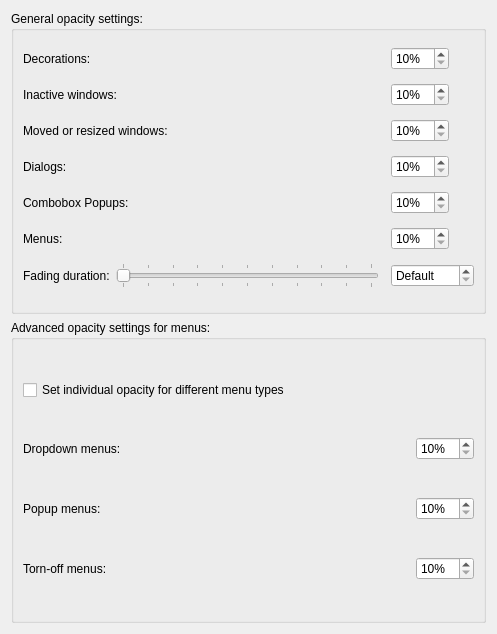
KDE/kwin, file effects/maketransparent_config.ui: the form before one commit.
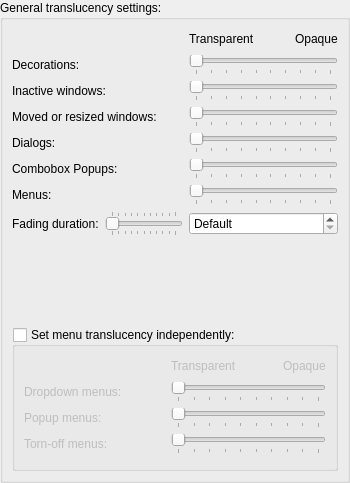
The form after the commit.

Commit message: Patch from Will Stephenson to use 'translucency' consistently and some tweaks.

Diff of the .ui file:
```diff
--- a/effects/maketransparent_config.ui
+++ b/effects/maketransparent_config.ui
@@ -5,133 +5,57 @@
    <rect>
     <x>0</x>
     <y>0</y>
-    <width>497</width>
-    <height>634</height>
+    <width>350</width>
+    <height>483</height>
    </rect>
   </property>
   <property name="windowTitle" >
    <string>Translucency</string>
   </property>
   <layout class="QGridLayout" name="gridLayout_3" >
-   <item row="1" column="0" >
-    <widget class="QGroupBox" name="groupBox" >
-     <property name="title" >
-      <string>Advanced opacity settings for menus:</string>
-     </property>
-     <layout class="QGridLayout" name="gridLayout_2" >
-      <item row="0" column="0" colspan="2" >
-       <widget class="QCheckBox" name="individualmenuconfig" >
-        <property name="text" >
-         <string>Set individual opacity for different menu types</string>
-        </property>
-       </widget>
-      </item>
+   <property name="margin" >
+    <number>0</number>
+   </property>
       <item row="1" column="0" >
-       <widget class="QLabel" name="dropdownmenus_label" >
-        <property name="sizePolicy" >
-         <sizepolicy vsizetype="Preferred" hsizetype="MinimumExpanding" >
-          <horstretch>0</horstretch>
-          <verstretch>0</verstretch>
-         </sizepolicy>
-        </property>
-        <property name="text" >
-         <string>Dropdown menus:</string>
-        </property>
-       </widget>
-      </item>
-      <item row="1" column="1" >
-       <widget class="QSpinBox" name="dropdownmenus" >
-        <property name="sizePolicy" >
-         <sizepolicy vsizetype="Fixed" hsizetype="Fixed" >
-          <horstretch>0</horstretch>
-          <verstretch>0</verstretch>
-         </sizepolicy>
-        </property>
-        <property name="suffix" >
-         <string>%</string>
-        </property>
-        <property name="minimum" >
-         <number>10</number>
-        </property>
-        <property name="maximum" >
-         <number>100</number>
-        </property>
-       </widget>
-      </item>
-      <item row="2" column="0" >
-       <widget class="QLabel" name="popupmenus_label" >
-        <property name="sizePolicy" >
-         <sizepolicy vsizetype="Preferred" hsizetype="MinimumExpanding" >
-          <horstretch>0</horstretch>
-          <verstretch>0</verstretch>
-         </sizepolicy>
-        </property>
-        <property name="text" >
-         <string>Popup menus:</string>
-        </property>
-       </widget>
-      </item>
-      <item row="2" column="1" >
-       <widget class="QSpinBox" name="popupmenus" >
-        <property name="sizePolicy" >
-         <sizepolicy vsizetype="Fixed" hsizetype="Fixed" >
-          <horstretch>0</horstretch>
-          <verstretch>0</verstretch>
-         </sizepolicy>
-        </property>
-        <property name="suffix" >
-         <string>%</string>
-        </property>
-        <property name="minimum" >
-         <number>10</number>
-        </property>
-        <property name="maximum" >
-         <number>100</number>
-        </property>
-       </widget>
-      </item>
-      <item row="3" column="0" >
-       <widget class="QLabel" name="tornoffmenus_label" >
-        <property name="sizePolicy" >
-         <sizepolicy vsizetype="Preferred" hsizetype="MinimumExpanding" >
-          <horstretch>0</horstretch>
-          <verstretch>0</verstretch>
-         </sizepolicy>
-        </property>
-        <property name="text" >
-         <string>Torn-off menus:</string>
-        </property>
-       </widget>
-      </item>
-      <item row="3" column="1" >
-       <widget class="QSpinBox" name="tornoffmenus" >
-        <property name="sizePolicy" >
-         <sizepolicy vsizetype="Fixed" hsizetype="Fixed" >
-          <horstretch>0</horstretch>
-          <verstretch>0</verstretch>
-         </sizepolicy>
-        </property>
-        <property name="suffix" >
-         <string>%</string>
-        </property>
-        <property name="minimum" >
-         <number>10</number>
-        </property>
-        <property name="maximum" >
-         <number>100</number>
-        </property>
-       </widget>
-      </item>
-     </layout>
-    </widget>
-   </item>
-   <item row="0" column="0" >
     <widget class="QGroupBox" name="m_opacityGroupBox" >
      <property name="title" >
-      <string>General opacity settings:</string>
+      <string>General translucency settings:</string>
      </property>
+     <layout class="QVBoxLayout" name="verticalLayout" >
+      <item>
      <layout class="QGridLayout" name="gridLayout" >
-      <item row="0" column="0" colspan="2" >
+        <item row="0" column="1" >
+         <layout class="QHBoxLayout" name="horizontalLayout_2" >
+          <item>
+           <widget class="QLabel" name="label_2" >
+            <property name="text" >
+             <string>Transparent</string>
+            </property>
+           </widget>
+          </item>
+          <item>
+           <spacer name="horizontalSpacer" >
+            <property name="orientation" >
+             <enum>Qt::Horizontal</enum>
+            </property>
+            <property name="sizeHint" stdset="0" >
+             <size>
+              <width>40</width>
+              <height>20</height>
+             </size>
+            </property>
+           </spacer>
+          </item>
+          <item>
+           <widget class="QLabel" name="label_3" >
+            <property name="text" >
+             <string>Opaque</string>
+            </property>
+           </widget>
+          </item>
+         </layout>
+        </item>
+        <item row="1" column="0" >
        <widget class="QLabel" name="decorations_label" >
         <property name="sizePolicy" >
          <sizepolicy vsizetype="Preferred" hsizetype="MinimumExpanding" >
@@ -144,26 +68,26 @@
         </property>
        </widget>
       </item>
-      <item row="0" column="2" >
-       <widget class="QSpinBox" name="decorations" >
-        <property name="sizePolicy" >
-         <sizepolicy vsizetype="Fixed" hsizetype="Fixed" >
-          <horstretch>0</horstretch>
-          <verstretch>0</verstretch>
-         </sizepolicy>
-        </property>
-        <property name="suffix" >
-         <string>%</string>
-        </property>
+        <item row="1" column="1" >
+         <widget class="QSlider" name="decorations" >
         <property name="minimum" >
          <number>10</number>
         </property>
         <property name="maximum" >
          <number>100</number>
         </property>
-       </widget>
-      </item>
-      <item row="1" column="0" colspan="2" >
+          <property name="orientation" >
+           <enum>Qt::Horizontal</enum>
+          </property>
+          <property name="tickPosition" >
+           <enum>QSlider::TicksBelow</enum>
+          </property>
+          <property name="tickInterval" >
+           <number>10</number>
+          </property>
+         </widget>
+        </item>
+        <item row="2" column="0" >
        <widget class="QLabel" name="inactive_label" >
         <property name="sizePolicy" >
          <sizepolicy vsizetype="Preferred" hsizetype="MinimumExpanding" >
@@ -176,26 +100,26 @@
         </property>
        </widget>
       </item>
-      <item row="1" column="2" >
-       <widget class="QSpinBox" name="inactive" >
-        <property name="sizePolicy" >
-         <sizepolicy vsizetype="Fixed" hsizetype="Fixed" >
-          <horstretch>0</horstretch>
-          <verstretch>0</verstretch>
-         </sizepolicy>
-        </property>
-        <property name="suffix" >
-         <string>%</string>
-        </property>
+        <item row="2" column="1" >
+         <widget class="QSlider" name="inactive" >
         <property name="minimum" >
          <number>10</number>
         </property>
         <property name="maximum" >
          <number>100</number>
         </property>
-       </widget>
-      </item>
-      <item row="2" column="0" colspan="2" >
+          <property name="orientation" >
+           <enum>Qt::Horizontal</enum>
+          </property>
+          <property name="tickPosition" >
+           <enum>QSlider::TicksBelow</enum>
+          </property>
+          <property name="tickInterval" >
+           <number>10</number>
+          </property>
+         </widget>
+        </item>
+        <item row="3" column="0" >
        <widget class="QLabel" name="moveresize_label" >
         <property name="sizePolicy" >
          <sizepolicy vsizetype="Preferred" hsizetype="MinimumExpanding" >
@@ -208,26 +132,26 @@
         </property>
        </widget>
       </item>
-      <item row="2" column="2" >
-       <widget class="QSpinBox" name="moveresize" >
-        <property name="sizePolicy" >
-         <sizepolicy vsizetype="Fixed" hsizetype="Fixed" >
-          <horstretch>0</horstretch>
-          <verstretch>0</verstretch>
-         </sizepolicy>
-        </property>
-        <property name="suffix" >
-         <string>%</string>
-        </property>
+        <item row="3" column="1" >
+         <widget class="QSlider" name="moveresize" >
         <property name="minimum" >
          <number>10</number>
         </property>
         <property name="maximum" >
          <number>100</number>
         </property>
-       </widget>
-      </item>
-      <item row="3" column="0" colspan="2" >
+          <property name="orientation" >
+           <enum>Qt::Horizontal</enum>
+          </property>
+          <property name="tickPosition" >
+           <enum>QSlider::TicksBelow</enum>
+          </property>
+          <property name="tickInterval" >
+           <number>10</number>
+          </property>
+         </widget>
+        </item>
+        <item row="4" column="0" >
        <widget class="QLabel" name="dialogs_label" >
         <property name="sizePolicy" >
          <sizepolicy vsizetype="Preferred" hsizetype="MinimumExpanding" >
@@ -240,26 +164,26 @@
         </property>
        </widget>
       </item>
-      <item row="3" column="2" >
-       <widget class="QSpinBox" name="dialogs" >
-        <property name="sizePolicy" >
-         <sizepolicy vsizetype="Fixed" hsizetype="Fixed" >
-          <horstretch>0</horstretch>
-          <verstretch>0</verstretch>
-         </sizepolicy>
-        </property>
-        <property name="suffix" >
-         <string>%</string>
-        </property>
+        <item row="4" column="1" >
+         <widget class="QSlider" name="dialogs" >
         <property name="minimum" >
          <number>10</number>
         </property>
         <property name="maximum" >
          <number>100</number>
         </property>
-       </widget>
-      </item>
-      <item row="4" column="0" colspan="2" >
+          <property name="orientation" >
+           <enum>Qt::Horizontal</enum>
+          </property>
+          <property name="tickPosition" >
+           <enum>QSlider::TicksBelow</enum>
+          </property>
+          <property name="tickInterval" >
+           <number>10</number>
+          </property>
+         </widget>
+        </item>
+        <item row="5" column="0" >
        <widget class="QLabel" name="comboboxpopup_label" >
         <property name="sizePolicy" >
          <sizepolicy vsizetype="Preferred" hsizetype="MinimumExpanding" >
@@ -272,26 +196,26 @@
         </property>
        </widget>
       </item>
-      <item row="4" column="2" >
-       <widget class="QSpinBox" name="comboboxpopup" >
-        <property name="sizePolicy" >
-         <sizepolicy vsizetype="Fixed" hsizetype="Fixed" >
-          <horstretch>0</horstretch>
-          <verstretch>0</verstretch>
-         </sizepolicy>
-        </property>
-        <property name="suffix" >
-         <string>%</string>
-        </property>
+        <item row="5" column="1" >
+         <widget class="QSlider" name="comboboxpopup" >
         <property name="minimum" >
          <number>10</number>
         </property>
         <property name="maximum" >
          <number>100</number>
         </property>
-       </widget>
-      </item>
-      <item row="5" column="0" colspan="2" >
+          <property name="orientation" >
+           <enum>Qt::Horizontal</enum>
+          </property>
+          <property name="tickPosition" >
+           <enum>QSlider::TicksBelow</enum>
+          </property>
+          <property name="tickInterval" >
+           <number>10</number>
+          </property>
+         </widget>
+        </item>
+        <item row="6" column="0" >
        <widget class="QLabel" name="menus_label" >
         <property name="sizePolicy" >
          <sizepolicy vsizetype="Preferred" hsizetype="MinimumExpanding" >
@@ -304,26 +228,26 @@
         </property>
        </widget>
       </item>
-      <item row="5" column="2" >
-       <widget class="QSpinBox" name="menus" >
-        <property name="sizePolicy" >
-         <sizepolicy vsizetype="Fixed" hsizetype="Fixed" >
-          <horstretch>0</horstretch>
-          <verstretch>0</verstretch>
-         </sizepolicy>
-        </property>
-        <property name="suffix" >
-         <string>%</string>
-        </property>
+        <item row="6" column="1" >
+         <widget class="QSlider" name="menus" >
         <property name="minimum" >
          <number>10</number>
         </property>
         <property name="maximum" >
          <number>100</number>
         </property>
-       </widget>
-      </item>
-      <item row="6" column="0" >
+          <property name="orientation" >
+           <enum>Qt::Horizontal</enum>
+          </property>
+          <property name="tickPosition" >
+           <enum>QSlider::TicksBelow</enum>
+          </property>
+          <property name="tickInterval" >
+           <number>10</number>
+          </property>
+         </widget>
+        </item>
+        <item row="7" column="0" >
        <layout class="QHBoxLayout" name="horizontalLayout" >
         <item>
          <widget class="QLabel" name="label" >
@@ -359,7 +283,7 @@
         </item>
        </layout>
       </item>
-      <item row="6" column="2" >
+        <item row="7" column="1" >
        <widget class="QSpinBox" name="duration" >
         <property name="minimumSize" >
          <size>
@@ -382,6 +306,182 @@
        </widget>
       </item>
      </layout>
+      </item>
+      <item>
+       <spacer name="verticalSpacer_2" >
+        <property name="orientation" >
+         <enum>Qt::Vertical</enum>
+        </property>
+        <property name="sizeHint" stdset="0" >
+         <size>
+          <width>20</width>
+          <height>40</height>
+         </size>
+        </property>
+       </spacer>
+      </item>
+      <item>
+       <widget class="QGroupBox" name="individualmenuconfig" >
+        <property name="title" >
+         <string>Set menu translucency independently:</string>
+        </property>
+        <property name="checkable" >
+         <bool>true</bool>
+        </property>
+        <property name="checked" >
+         <bool>false</bool>
+        </property>
+        <layout class="QVBoxLayout" name="verticalLayout_2" >
+         <item>
+          <layout class="QGridLayout" name="gridLayout_2" >
+           <item row="0" column="1" >
+            <layout class="QHBoxLayout" name="horizontalLayout_4" >
+             <item>
+              <widget class="QLabel" name="label_6" >
+               <property name="text" >
+                <string>Transparent</string>
+               </property>
+              </widget>
+             </item>
+             <item>
+              <spacer name="horizontalSpacer" >
+               <property name="orientation" >
+                <enum>Qt::Horizontal</enum>
+               </property>
+               <property name="sizeHint" stdset="0" >
+                <size>
+                 <width>40</width>
+                 <height>20</height>
+                </size>
+               </property>
+              </spacer>
+             </item>
+             <item>
+              <widget class="QLabel" name="label_7" >
+               <property name="text" >
+                <string>Opaque</string>
+               </property>
+              </widget>
+             </item>
+            </layout>
+           </item>
+           <item row="1" column="0" >
+            <widget class="QLabel" name="dropdownmenus_label" >
+             <property name="sizePolicy" >
+              <sizepolicy vsizetype="Preferred" hsizetype="MinimumExpanding" >
+               <horstretch>0</horstretch>
+               <verstretch>0</verstretch>
+              </sizepolicy>
+             </property>
+             <property name="text" >
+              <string>Dropdown menus:</string>
+             </property>
+            </widget>
+           </item>
+           <item row="1" column="1" >
+            <widget class="QSlider" name="dropdownmenus" >
+             <property name="minimum" >
+              <number>10</number>
+             </property>
+             <property name="maximum" >
+              <number>100</number>
+             </property>
+             <property name="orientation" >
+              <enum>Qt::Horizontal</enum>
+             </property>
+             <property name="tickPosition" >
+              <enum>QSlider::TicksBelow</enum>
+             </property>
+             <property name="tickInterval" >
+              <number>10</number>
+             </property>
+            </widget>
+           </item>
+           <item row="2" column="0" >
+            <widget class="QLabel" name="popupmenus_label" >
+             <property name="sizePolicy" >
+              <sizepolicy vsizetype="Preferred" hsizetype="MinimumExpanding" >
+               <horstretch>0</horstretch>
+               <verstretch>0</verstretch>
+              </sizepolicy>
+             </property>
+             <property name="text" >
+              <string>Popup menus:</string>
+             </property>
+            </widget>
+           </item>
+           <item row="2" column="1" >
+            <widget class="QSlider" name="popupmenus" >
+             <property name="minimum" >
+              <number>10</number>
+             </property>
+             <property name="maximum" >
+              <number>100</number>
+             </property>
+             <property name="orientation" >
+              <enum>Qt::Horizontal</enum>
+             </property>
+             <property name="tickPosition" >
+              <enum>QSlider::TicksBelow</enum>
+             </property>
+             <property name="tickInterval" >
+              <number>10</number>
+             </property>
+            </widget>
+           </item>
+           <item row="3" column="0" >
+            <widget class="QLabel" name="tornoffmenus_label" >
+             <property name="sizePolicy" >
+              <sizepolicy vsizetype="Preferred" hsizetype="MinimumExpanding" >
+               <horstretch>0</horstretch>
+               <verstretch>0</verstretch>
+              </sizepolicy>
+             </property>
+             <property name="text" >
+              <string>Torn-off menus:</string>
+             </property>
+            </widget>
+           </item>
+           <item row="3" column="1" >
+            <widget class="QSlider" name="tornoffmenus" >
+             <property name="minimum" >
+              <number>10</number>
+             </property>
+             <property name="maximum" >
+              <number>100</number>
+             </property>
+             <property name="orientation" >
+              <enum>Qt::Horizontal</enum>
+             </property>
+             <property name="tickPosition" >
+              <enum>QSlider::TicksBelow</enum>
+             </property>
+             <property name="tickInterval" >
+              <number>10</number>
+             </property>
+            </widget>
+           </item>
+          </layout>
+         </item>
+         <item>
+          <spacer name="verticalSpacer" >
+           <property name="orientation" >
+            <enum>Qt::Vertical</enum>
+           </property>
+           <property name="sizeHint" stdset="0" >
+            <size>
+             <width>20</width>
+             <height>5</height>
+            </size>
+           </property>
+          </spacer>
+         </item>
+        </layout>
+        <zorder>verticalSpacer</zorder>
+        <zorder></zorder>
+       </widget>
+      </item>
+     </layout>
     </widget>
    </item>
   </layout>
```
Left out of the diff: 32 changed lines with no effect on the pictures. Lines whose indentation alone changed are shown as unchanged. The commit also changes 2 other files.
